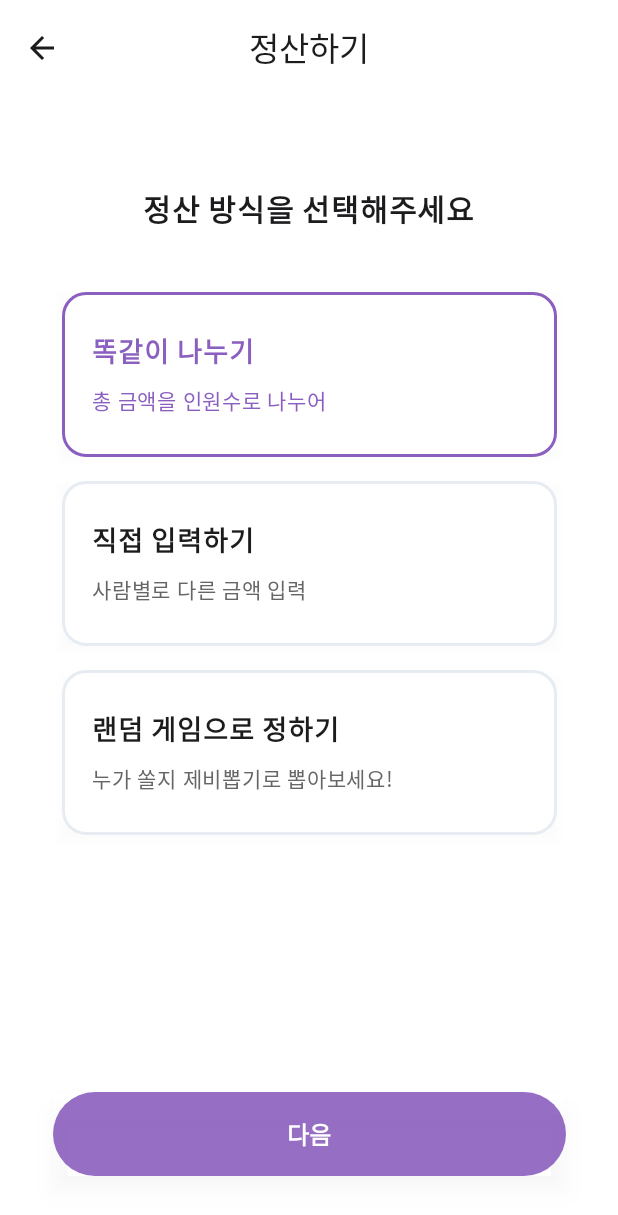
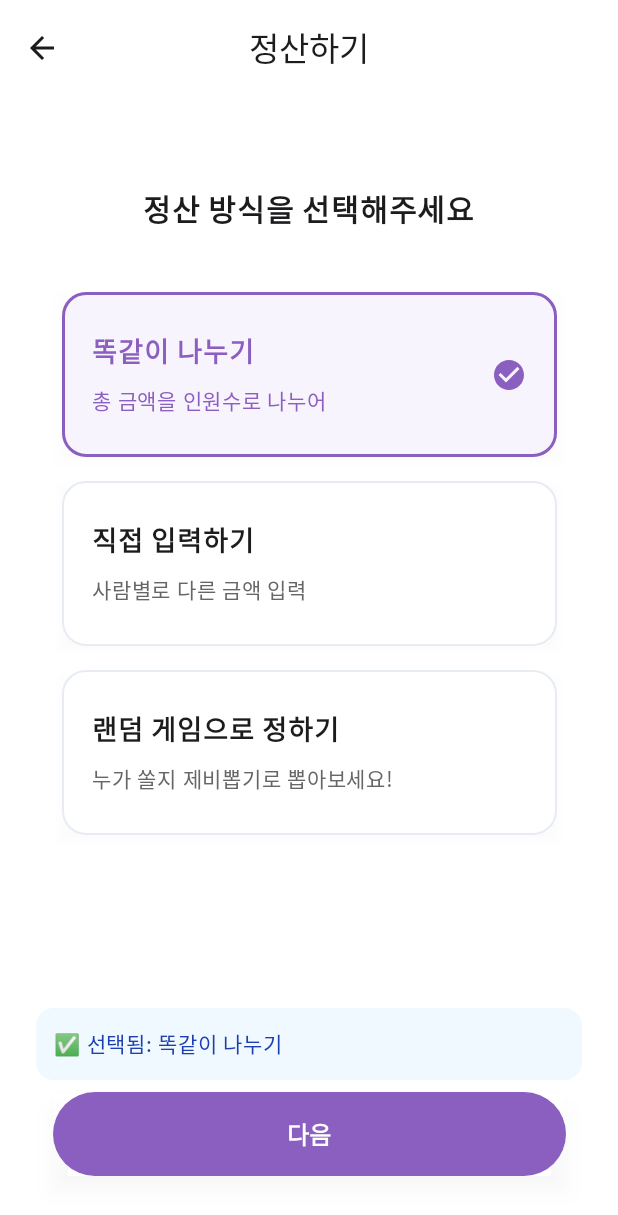
Before and after one commit to CANSHOOT/solsol-android, an Android app built with Jetpack Compose: the composable SettlementMethodScreen shown on its own in the app's theme, after a tap on "똑같이 나누기", on a phone screen of 412 x 824 dp. Shown: the top 1215 px of the screen. Run offline under Robolectric (Android 15) with nearby library versions, the phone set to English and light mode, and no system bars; Roboto replaces fonts that are not available here.

```diff
--- a/app/src/main/java/com/heyyoung/solsol/feature/settlement/presentation/SettlementMethodScreen.kt
+++ b/app/src/main/java/com/heyyoung/solsol/feature/settlement/presentation/SettlementMethodScreen.kt
@@ -4,10 +4,12 @@ import android.util.Log
 import androidx.compose.foundation.background
 import androidx.compose.foundation.border
 import androidx.compose.foundation.clickable
+import androidx.compose.foundation.interaction.MutableInteractionSource
 import androidx.compose.foundation.layout.*
 import androidx.compose.foundation.shape.RoundedCornerShape
 import androidx.compose.material.icons.Icons
 import androidx.compose.material.icons.filled.ArrowBack
+import androidx.compose.material.icons.filled.CheckCircle
 import androidx.compose.material3.*
 import androidx.compose.runtime.*
 import androidx.compose.ui.Alignment
@@ -26,10 +28,11 @@ fun SettlementMethodScreen(
     onNavigateBack: () -> Unit = {},
     onMethodSelected: (String) -> Unit = {}
 ) {
-    // 선택된 방식 상태 관리
+    // 선택된 방식 상태 관리 (초기값을 명시적으로 null로 설정)
     var selectedMethod by remember { mutableStateOf<String?>(null) }
 
     Log.d(TAG, "정산 방식 선택 화면 진입")
+    Log.d(TAG, "현재 선택된 방식: $selectedMethod")
 
     Column(
         modifier = Modifier
@@ -79,21 +82,23 @@ fun SettlementMethodScreen(
                 description = "총 금액을 인원수로 나누어",
                 isSelected = selectedMethod == "equal",
                 onClick = {
-                    Log.d(TAG, "똑같이 나누기 선택")
+                    Log.d(TAG, "🟦 똑같이 나누기 클릭됨")
                     selectedMethod = "equal"
+                    Log.d(TAG, "상태 변경됨: $selectedMethod")
                 }
             )
 
             Spacer(modifier = Modifier.height(16.dp))
 
-            // 직접 입력하기
+            // 직접 입력하기 - 문제가 있던 부분
             SettlementOptionCard(
                 title = "직접 입력하기",
                 description = "사람별로 다른 금액 입력",
                 isSelected = selectedMethod == "manual",
                 onClick = {
-                    Log.d(TAG, "직접 입력하기 선택")
+                    Log.d(TAG, "🟨 직접 입력하기 클릭됨")
                     selectedMethod = "manual"
+                    Log.d(TAG, "상태 변경됨: $selectedMethod")
                 }
             )
 
@@ -105,20 +110,46 @@ fun SettlementMethodScreen(
                 description = "누가 쏠지 제비뽑기로 뽑아보세요!",
                 isSelected = selectedMethod == "random",
                 onClick = {
-                    Log.d(TAG, "랜덤 게임으로 정하기 선택")
+                    Log.d(TAG, "🟩 랜덤 게임으로 정하기 클릭됨")
                     selectedMethod = "random"
+                    Log.d(TAG, "상태 변경됨: $selectedMethod")
                 }
             )
 
             Spacer(modifier = Modifier.weight(1f))
 
+            // 현재 선택 상태 디버그 표시 (개발용)
+            if (selectedMethod != null) {
+                Card(
+                    modifier = Modifier
+                        .fillMaxWidth()
+                        .padding(vertical = 8.dp),
+                    colors = CardDefaults.cardColors(
+                        containerColor = Color(0xFFF0F9FF)
+                    )
+                ) {
+                    Text(
+                        text = "✅ 선택됨: ${when(selectedMethod) {
+                            "equal" -> "똑같이 나누기"
+                            "manual" -> "직접 입력하기"
+                            "random" -> "랜덤 게임"
+                            else -> "알 수 없음"
+                        }}",
+                        modifier = Modifier.padding(12.dp),
+                        color = Color(0xFF1E40AF),
+                        fontSize = 14.sp
+                    )
+                }
+            }
+
             // 다음 버튼
             Button(
                 onClick = {
+                    Log.d(TAG, "다음 버튼 클릭, 선택된 방식: $selectedMethod")
                     selectedMethod?.let { method ->
                         Log.d(TAG, "선택된 방식으로 진행: $method")
                         onMethodSelected(method)
-                    }
+                    } ?: Log.w(TAG, "선택된 방식이 없음")
                 },
                 enabled = selectedMethod != null,
                 modifier = Modifier
@@ -130,13 +161,13 @@ fun SettlementMethodScreen(
                     .width(342.dp)
                     .height(56.dp),
                 colors = ButtonDefaults.buttonColors(
-                    containerColor = Color(0xE58B5FBF),
+                    containerColor = Color(0xFF8B5FBF),
                     disabledContainerColor = Color(0x4D8B5FBF)
                 ),
                 shape = RoundedCornerShape(28.dp)
             ) {
                 Text(
-                    text = "다음",
+                    text = if (selectedMethod != null) "다음" else "방식을 선택하세요",
                     fontSize = 16.sp,
                     fontWeight = FontWeight.Bold,
                     color = Color.White
@@ -155,30 +186,43 @@ private fun SettlementOptionCard(
     isSelected: Boolean,
     onClick: () -> Unit
 ) {
+    Log.d(TAG, "카드 렌더링: $title, 선택됨: $isSelected")
+
     Card(
         modifier = Modifier
             .shadow(
-                elevation = 4.dp,
+                elevation = if (isSelected) 6.dp else 4.dp,
                 spotColor = Color(0x1A000000),
                 ambientColor = Color(0x1A000000)
             )
             .border(
-                width = 2.dp,
+                width = if (isSelected) 2.dp else 1.dp,
                 color = if (isSelected) Color(0xFF8B5FBF) else Color(0xCCE2E8F0),
                 shape = RoundedCornerShape(16.dp)
             )
             .width(330.dp)
             .height(110.dp)
-            .clickable { onClick() },
+            .clickable(
+                interactionSource = remember { MutableInteractionSource() },
+                indication = null // 리플 효과 제거
+            ) {
+                Log.d(TAG, "카드 클릭됨: $title")
+                onClick()
+            },
         colors = CardDefaults.cardColors(
-            containerColor = Color.White
+            containerColor = if (isSelected) Color(0xFFF8F4FD) else Color.White
         ),
         shape = RoundedCornerShape(16.dp)
     ) {
-        Column(
+        Row(
             modifier = Modifier
                 .fillMaxSize()
                 .padding(20.dp),
+            verticalAlignment = Alignment.CenterVertically
+        ) {
+            // 메인 텍스트
+            Column(
+                modifier = Modifier.weight(1f),
                 verticalArrangement = Arrangement.Center
             ) {
                 Text(
@@ -196,5 +240,16 @@ private fun SettlementOptionCard(
                     color = if (isSelected) Color(0xFF8B5FBF) else Color(0xFF666666)
                 )
             }
+
+            // 선택 표시 아이콘
+            if (isSelected) {
+                Icon(
+                    imageVector = Icons.Default.CheckCircle,
+                    contentDescription = "선택됨",
+                    tint = Color(0xFF8B5FBF),
+                    modifier = Modifier.size(24.dp)
+                )
             }
         }
+    }
+}
```
Also changed, not shown: app/src/main/java/com/heyyoung/solsol/feature/payment/presentation/SettlementManualScreen.kt (+38 -11 lines). Lines whose indentation alone changed are shown as unchanged.
